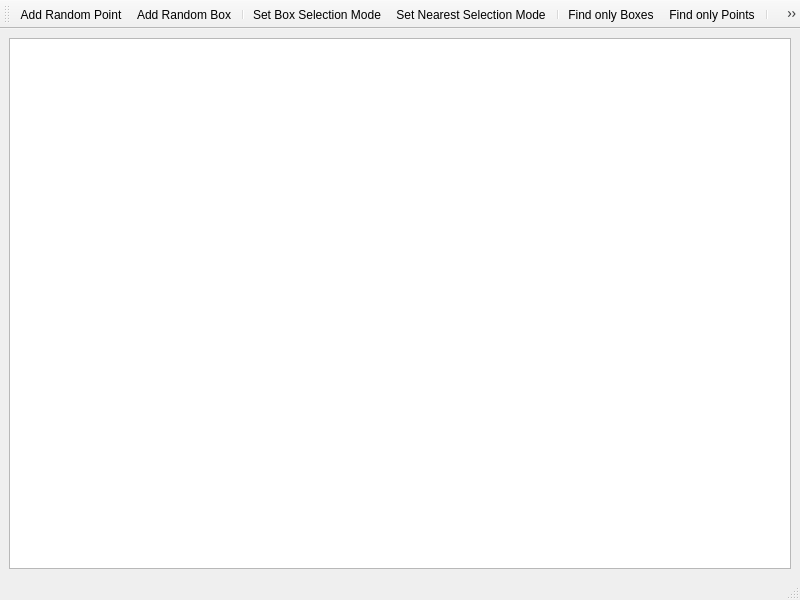
Old version of the form RTreeGUI/MainWindow.ui in the repository MarkVTech/BoostGeometryExperiment.
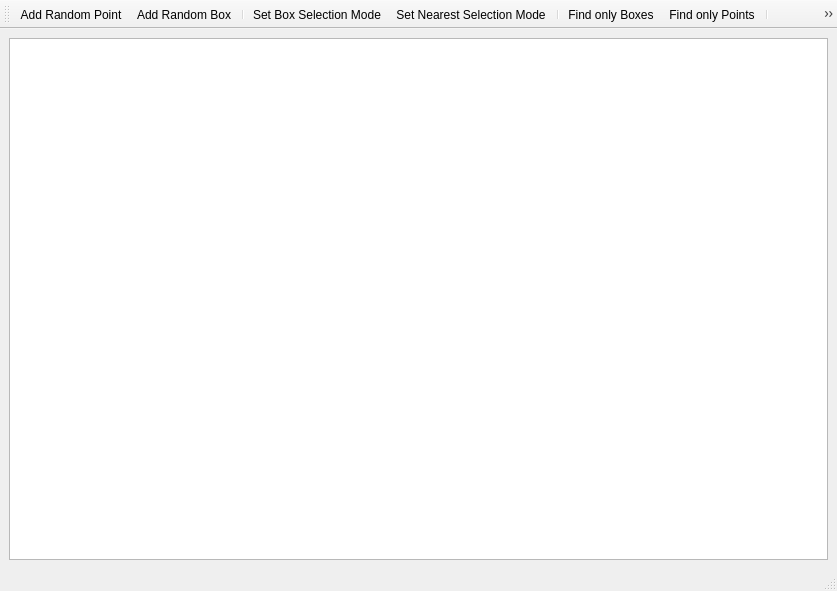
New version of the form.

Commit message: Removed extraneous object from MainWindow.ui

The edit to the form file:
```diff
--- a/RTreeGUI/MainWindow.ui
+++ b/RTreeGUI/MainWindow.ui
@@ -6,8 +6,8 @@
    <rect>
     <x>0</x>
     <y>0</y>
-    <width>800</width>
-    <height>600</height>
+    <width>837</width>
+    <height>591</height>
    </rect>
   </property>
   <property name="windowTitle">
```
Left out of the diff: 2 changed lines with no effect on the pictures.
